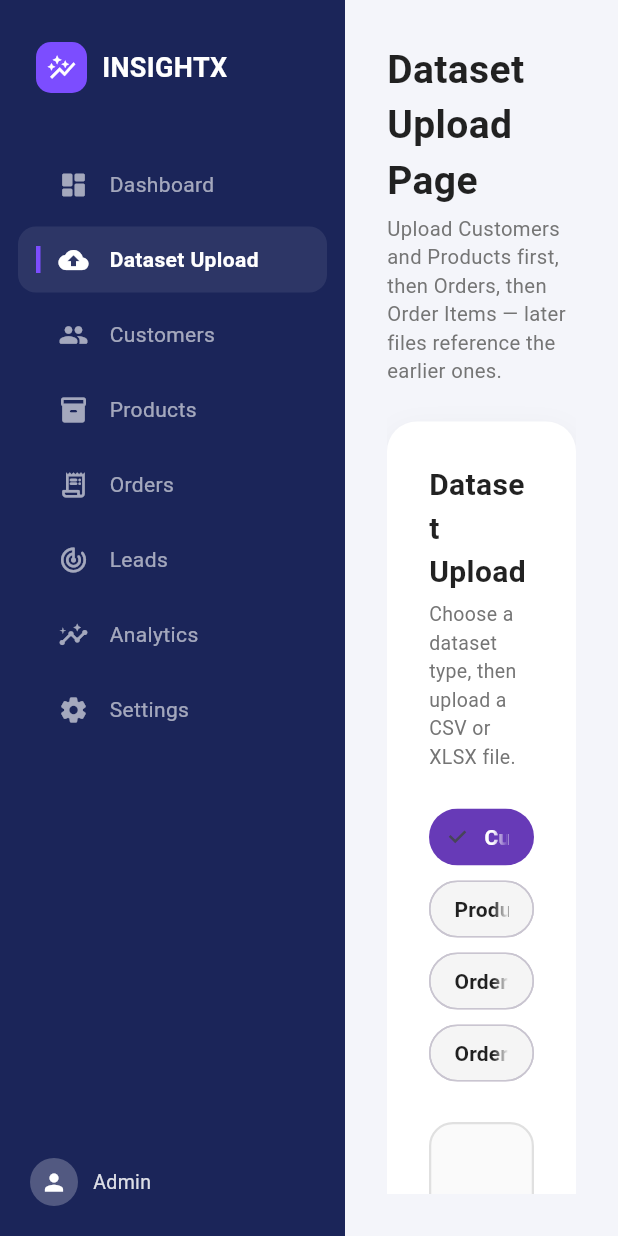
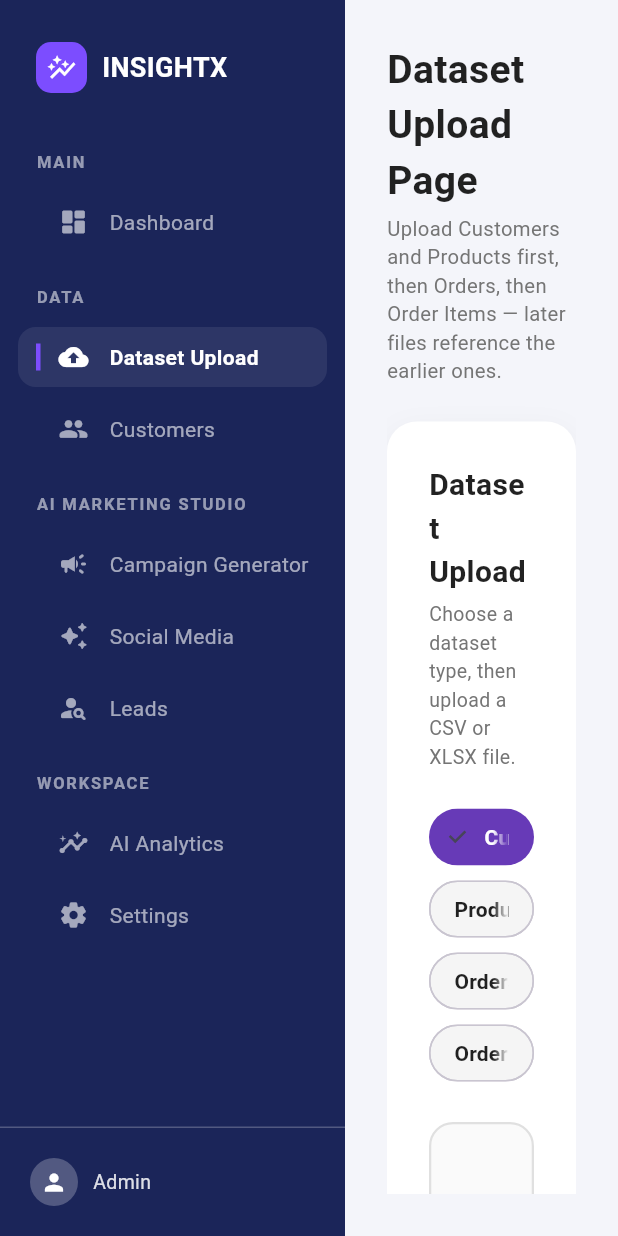
Before and after one commit to Fathima-24UCS20/InsightX, a Flutter app: the AppShell screen opened directly, after a tap on "Dataset Upload", on a phone screen of 412 x 824 dp. Run offline on Flutter 3.47's test engine with Material 3 defaults, Android fonts, the phone set to English and light mode, and no system bars; our stand-ins replace file_picker, shared_preferences; accounts and stored records are empty; network calls fail.

Commit message:
Added leads work

```diff
--- a/frontend/lib/widgets/side_bar.dart
+++ b/frontend/lib/widgets/side_bar.dart
@@ -5,6 +5,28 @@ class SidebarItem {
   final String label;
 
   const SidebarItem({required this.icon, required this.label});
+}
+
+class SidebarSection extends StatelessWidget {
+  final String title;
+
+  const SidebarSection({super.key, required this.title});
+
+  @override
+  Widget build(BuildContext context) {
+    return Padding(
+      padding: const EdgeInsets.fromLTRB(24, 18, 24, 8),
+      child: Text(
+        title.toUpperCase(),
+        style: const TextStyle(
+          color: Colors.white54,
+          fontSize: 11,
+          fontWeight: FontWeight.bold,
+          letterSpacing: 1.2,
+        ),
+      ),
+    );
+  }
 }
 
 class AppSidebar extends StatelessWidget {
@@ -17,17 +39,31 @@ class AppSidebar extends StatelessWidget {
     required this.onItemSelected,
   });
 
-  // Index order here drives routing in AppShell — keep them in sync.
-  static const items = [
+  static const List<SidebarItem> items = [
     SidebarItem(icon: Icons.dashboard_rounded, label: "Dashboard"),
     SidebarItem(icon: Icons.cloud_upload_rounded, label: "Dataset Upload"),
     SidebarItem(icon: Icons.people_rounded, label: "Customers"),
-    SidebarItem(icon: Icons.inventory_2_rounded, label: "Products"),
-    SidebarItem(icon: Icons.receipt_long_rounded, label: "Orders"),
-    SidebarItem(icon: Icons.track_changes_rounded, label: "Leads"),
-    SidebarItem(icon: Icons.insights_rounded, label: "Analytics"),
+    SidebarItem(icon: Icons.campaign_rounded, label: "Campaign Generator"),
+    SidebarItem(icon: Icons.auto_awesome_rounded, label: "Social Media"),
+    SidebarItem(icon: Icons.person_search_rounded, label: "Leads"),
+    SidebarItem(icon: Icons.insights_rounded, label: "AI Analytics"),
     SidebarItem(icon: Icons.settings_rounded, label: "Settings"),
   ];
+
+  Widget _buildSection(String title, int startIndex, int endIndex) {
+    return Column(
+      crossAxisAlignment: CrossAxisAlignment.start,
+      children: [
+        SidebarSection(title: title),
+        for (int i = startIndex; i <= endIndex; i++)
+          _SidebarTile(
+            item: items[i],
+            active: selectedIndex == i,
+            onTap: () => onItemSelected(i),
+          ),
+      ],
+    );
+  }
 
   @override
   Widget build(BuildContext context) {
@@ -35,9 +71,10 @@ class AppSidebar extends StatelessWidget {
       width: 230,
       color: const Color(0xFF1B2559),
       child: Column(
-        crossAxisAlignment: CrossAxisAlignment.start,
         children: [
           const SizedBox(height: 28),
+
+          // Logo
           Padding(
             padding: const EdgeInsets.symmetric(horizontal: 24),
             child: Row(
@@ -67,14 +104,30 @@ class AppSidebar extends StatelessWidget {
               ],
             ),
           ),
-          const SizedBox(height: 36),
-          for (var i = 0; i < items.length; i++)
-            _SidebarTile(
-              item: items[i],
-              active: i == selectedIndex,
-              onTap: () => onItemSelected(i),
+
+          const SizedBox(height: 20),
+
+          // Scrollable Menu
+          Expanded(
+            child: SingleChildScrollView(
+              child: Column(
+                crossAxisAlignment: CrossAxisAlignment.start,
+                children: [
+                  _buildSection("Main", 0, 0),
+
+                  _buildSection("Data", 1, 2),
+
+                  _buildSection("AI Marketing Studio", 3, 5),
+
+                  _buildSection("Workspace", 6, 7),
+                ],
+              ),
             ),
-          const Spacer(),
+          ),
+
+          const Divider(color: Colors.white24, thickness: 1, height: 1),
+
+          // Bottom Profile
           Padding(
             padding: const EdgeInsets.all(20),
             child: Row(
@@ -82,7 +135,7 @@ class AppSidebar extends StatelessWidget {
                 const CircleAvatar(
                   radius: 16,
                   backgroundColor: Colors.white24,
-                  child: Icon(Icons.person, size: 18, color: Colors.white),
+                  child: Icon(Icons.person, color: Colors.white, size: 18),
                 ),
                 const SizedBox(width: 10),
                 Expanded(
@@ -117,7 +170,7 @@ class _SidebarTile extends StatelessWidget {
   @override
   Widget build(BuildContext context) {
     return Padding(
-      padding: const EdgeInsets.symmetric(horizontal: 12, vertical: 3),
+      padding: const EdgeInsets.symmetric(horizontal: 12, vertical: 4),
       child: Material(
         color: active
             ? Colors.white.withValues(alpha: 0.08)
@@ -127,7 +180,7 @@ class _SidebarTile extends StatelessWidget {
           borderRadius: BorderRadius.circular(12),
           onTap: onTap,
           child: Padding(
-            padding: const EdgeInsets.symmetric(horizontal: 12, vertical: 12),
+            padding: const EdgeInsets.symmetric(horizontal: 12, vertical: 10),
             child: Row(
               children: [
                 Container(
@@ -142,12 +195,15 @@ class _SidebarTile extends StatelessWidget {
                   color: active ? Colors.white : Colors.white60,
                 ),
                 const SizedBox(width: 14),
-                Text(
-                  item.label,
-                  style: TextStyle(
-                    color: active ? Colors.white : Colors.white60,
-                    fontWeight: active ? FontWeight.w600 : FontWeight.normal,
-                    fontSize: 14,
+                Expanded(
+                  child: Text(
+                    item.label,
+                    overflow: TextOverflow.ellipsis,
+                    style: TextStyle(
+                      color: active ? Colors.white : Colors.white60,
+                      fontWeight: active ? FontWeight.w600 : FontWeight.normal,
+                      fontSize: 14,
+                    ),
                   ),
                 ),
               ],
```
Also changed, not shown: frontend/lib/widgets/ai_insight_card.dart (+36 -19 lines).
